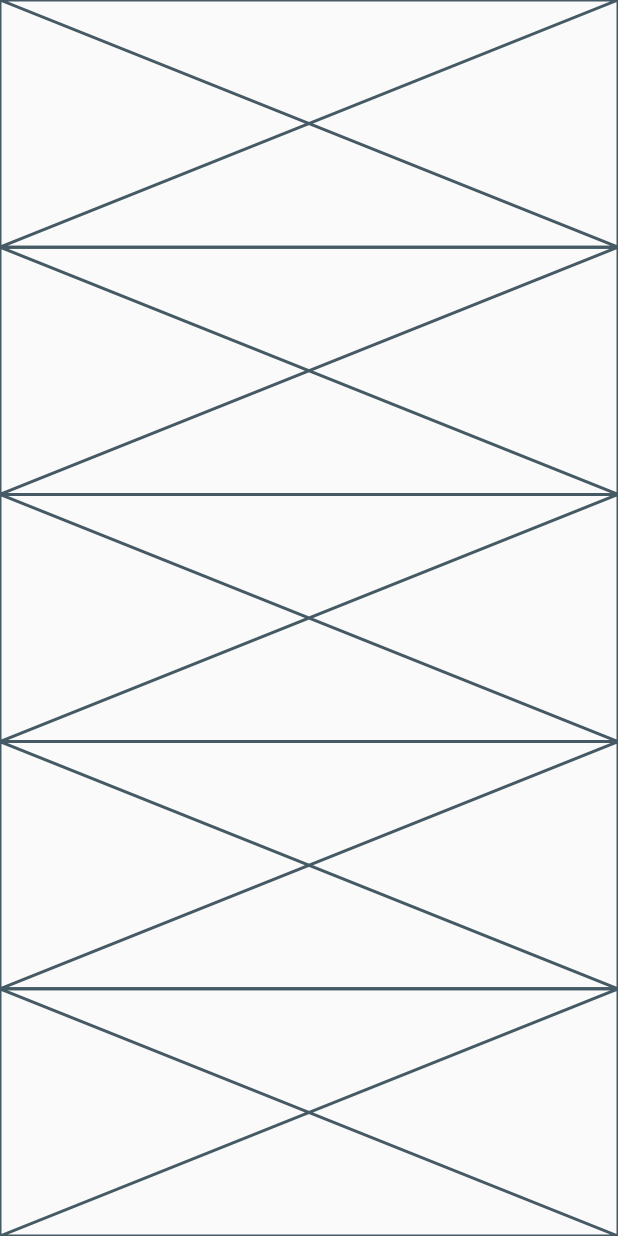
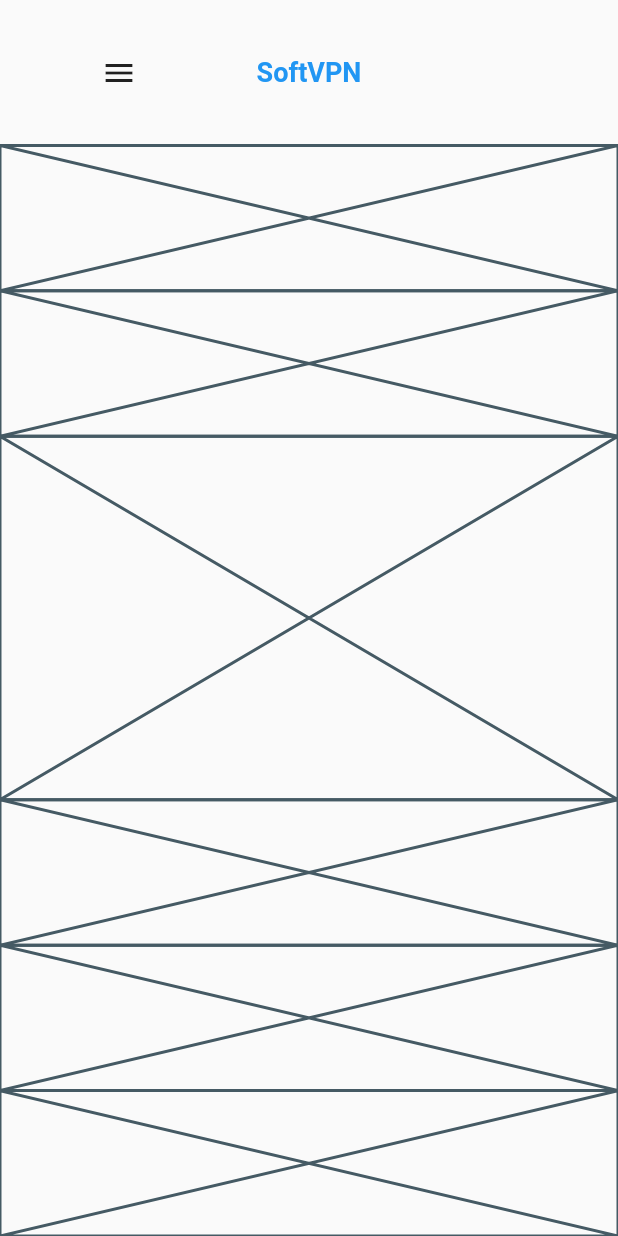
Before and after one commit to JAICHANGPARK/flutter_notebook_11th_story, a Flutter app: the screen it shows after launch, on a phone screen of 412 x 824 dp. Run offline on Flutter 3.47's test engine with Material 2 defaults, Android fonts, the phone set to English and light mode, and no system bars; our stand-ins replace backdrop, badges, flutter_inner_drawer, flutter_slidable, flutter_swiper, google_fonts.

Commit message:
Update vpn_home_page.dart

```diff
--- a/lib/ep721_vpn_mobile_app/ui/vpn_home_page.dart
+++ b/lib/ep721_vpn_mobile_app/ui/vpn_home_page.dart
@@ -13,21 +13,54 @@ class _VpnHomePageState extends State<VpnHomePage> {
       body: SafeArea(
         child: Column(
           crossAxisAlignment: CrossAxisAlignment.start,
-
           children: [
             Expanded(
+              flex: 2,
+              child: Padding(
+                padding: const EdgeInsets.symmetric(horizontal: 16),
+                child: Row(
+                  children: [
+                    Expanded(
+                      child: Align(
+
+                          child: Icon(Icons.menu)),
+                    ),
+                    Expanded(
+                      child: Center(
+                        child: Text("SoftVPN", style: TextStyle(
+                          fontWeight: FontWeight.bold,
+                          color: Colors.blue,
+                          fontSize: 18
+                        ),),
+                      ),
+                    ),
+                    Expanded(child: Container()),
+                  ],
+                ),
+              ),
+            ),
+            Expanded(
+              flex: 2,
               child: Placeholder(),
             ),
             Expanded(
+              flex: 2,
               child: Placeholder(),
             ),
             Expanded(
+              flex: 5,
               child: Placeholder(),
             ),
             Expanded(
+              flex: 2,
               child: Placeholder(),
             ),
             Expanded(
+              flex: 2,
+              child: Placeholder(),
+            ),
+            Expanded(
+              flex: 2,
               child: Placeholder(),
             ),
 
```
